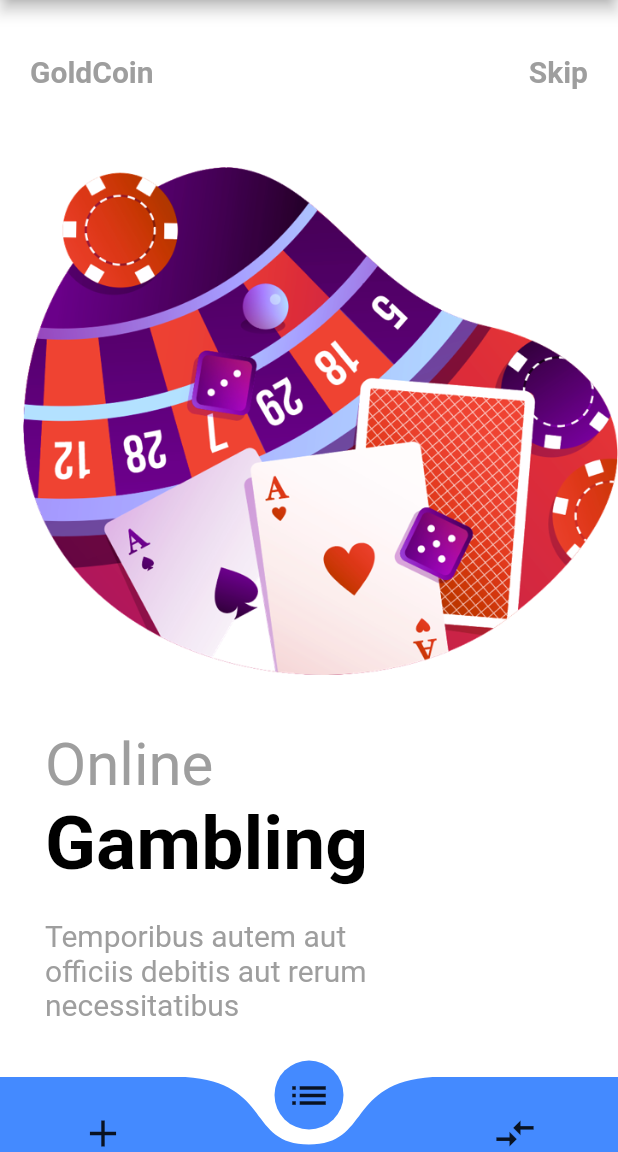
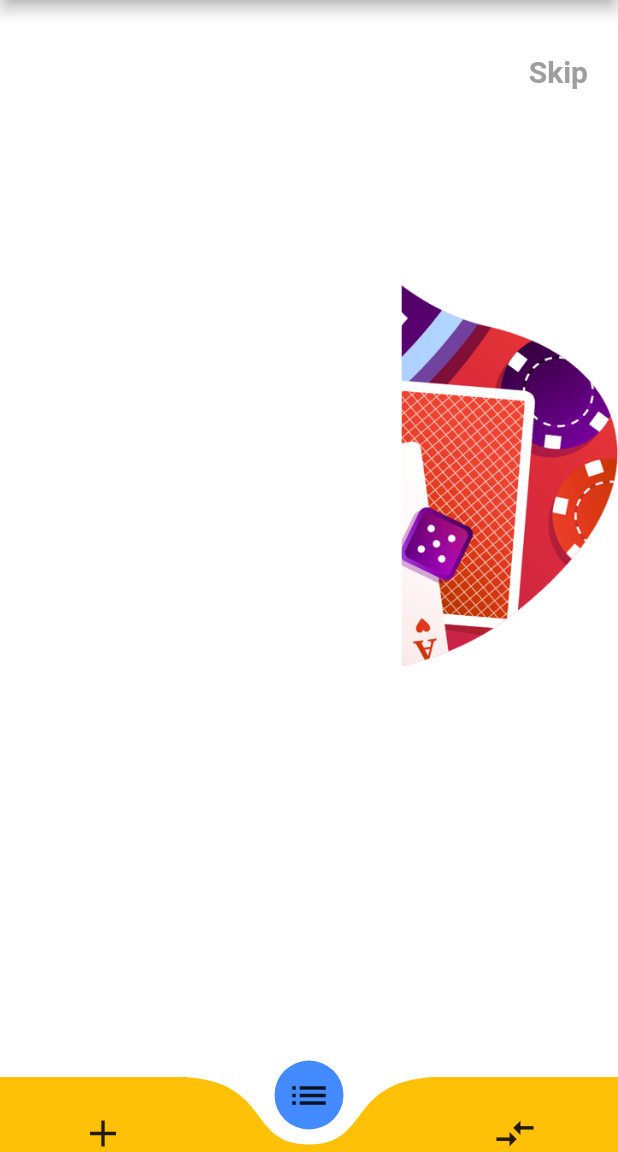
Before and after one commit to hoverdroids/PikaPatrol, a Flutter app: the screen it shows after launch, on a phone screen of 412 x 824 dp, the part 84-1236 px from its top. Run offline on Flutter 3.47's test engine with Material 2 defaults, Android fonts, the phone set to English and light mode, and no system bars; drawn by our look-alikes of curved_navigation_bar, liquid_swipe; our stand-ins replace cloud_firestore, file_picker, firebase_auth, firebase_storage, flutter_spinkit, image_cropper and 2 more; accounts and stored records are empty; Roboto replaces fonts that are missing (Product Sans).

Commit message:
WIP - left menu box in place

```diff
--- a/lib/screens/liquid_swipe_wrapper.dart
+++ b/lib/screens/liquid_swipe_wrapper.dart
@@ -1,5 +1,6 @@
 import 'package:curved_navigation_bar/curved_navigation_bar.dart';
 import 'package:flutter/material.dart';
+import 'package:flutter/rendering.dart';
 import 'package:liquid_swipe/liquid_swipe.dart';
 import 'package:pika_joe/screens/splash/page1.dart';
 import 'package:pika_joe/screens/splash/page2.dart';
@@ -12,12 +13,28 @@ class LiquidSwipeWrapper extends StatelessWidget {
 
   @override
   Widget build(BuildContext context) {
+
+    Size mediaQuery = MediaQuery.of(context).size;
+    double sidebarSize = mediaQuery.width * 0.65;
+
     return Scaffold(
       appBar: AppBar(
         backgroundColor: Colors.transparent,
         title: Text('Pika Patrol'),//TODO - apply a style
       ),
-      body: LiquidSwipe(
+      body: Container(
+        decoration: BoxDecoration(
+          gradient: LinearGradient(
+            colors:[
+              Color.fromRGBO(255, 65, 108, 1.0),
+              Color.fromRGBO(255, 75, 73, 1.0)
+            ],
+          ),
+        ),
+        width: mediaQuery.width,
+        child: Stack(
+          children: <Widget>[
+            LiquidSwipe(
               pages: <Container>[
                 Page1(),
                 Page2(),
@@ -32,8 +49,22 @@ class LiquidSwipeWrapper extends StatelessWidget {
               ignoreUserGestureWhileAnimating: true,
               //TODO - onPageChangeCallback: pageChangeCallback,
             ),
+            SizedBox(
+              width:sidebarSize,
+              child: Stack(
+                children: <Widget>[
+                  CustomPaint(
+                    size: Size(sidebarSize, mediaQuery.height),
+                    painter: DrawerPainter(),
+                  ),
+                ],
+              ),
+            ),
+          ],
+        ),
+      ),
       bottomNavigationBar: CurvedNavigationBar(
-        color: Colors.blueAccent,
+        color: Colors.amber,
         backgroundColor: Colors.white,
         buttonBackgroundColor: Colors.blueAccent,
         height: 50,
@@ -54,3 +85,25 @@ class LiquidSwipeWrapper extends StatelessWidget {
     );
   }
 }
+
+//TODO - move!
+class DrawerPainter extends CustomPainter {
+
+  @override
+  void paint(Canvas canvas, Size size) {
+    Paint paint = Paint()..color = Colors.white..style = PaintingStyle.fill;
+    Path path = Path();
+    path.moveTo(-size.width, 0);
+    path.lineTo(size.width, 0);
+    path.lineTo(size.width, size.height);
+    path.lineTo(-size.width, size.height);
+    path.close();
+
+    canvas.drawPath(path, paint);
+  }
+
+  @override
+  bool shouldRepaint(CustomPainter oldDelegate) {
+    return true;
+  }
+}
```
Lines whose indentation alone changed are shown as unchanged.
